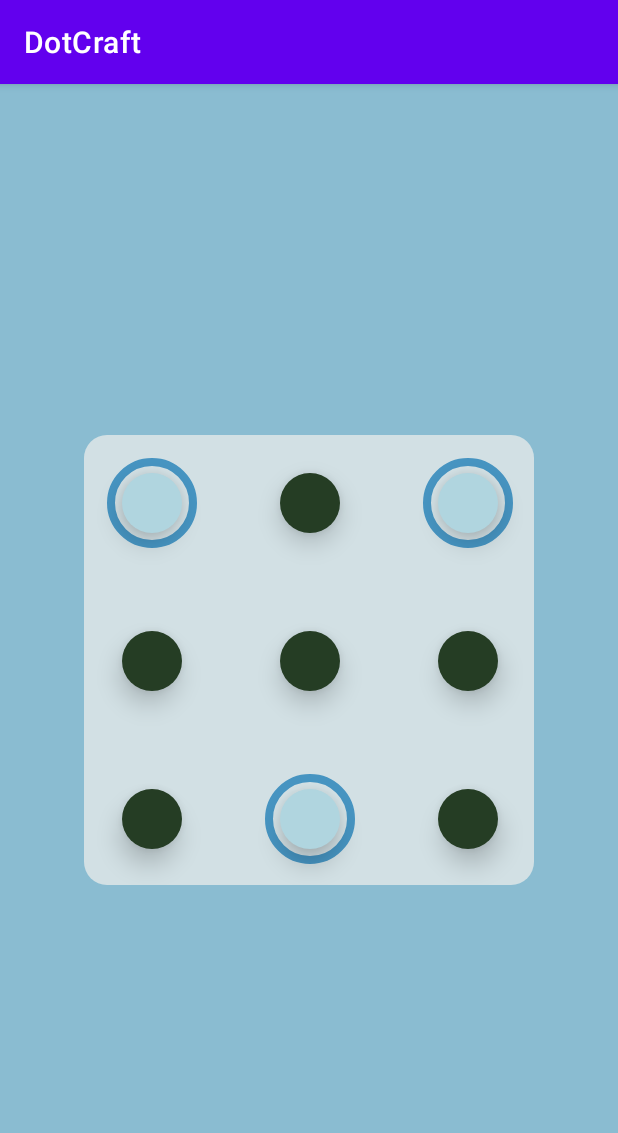
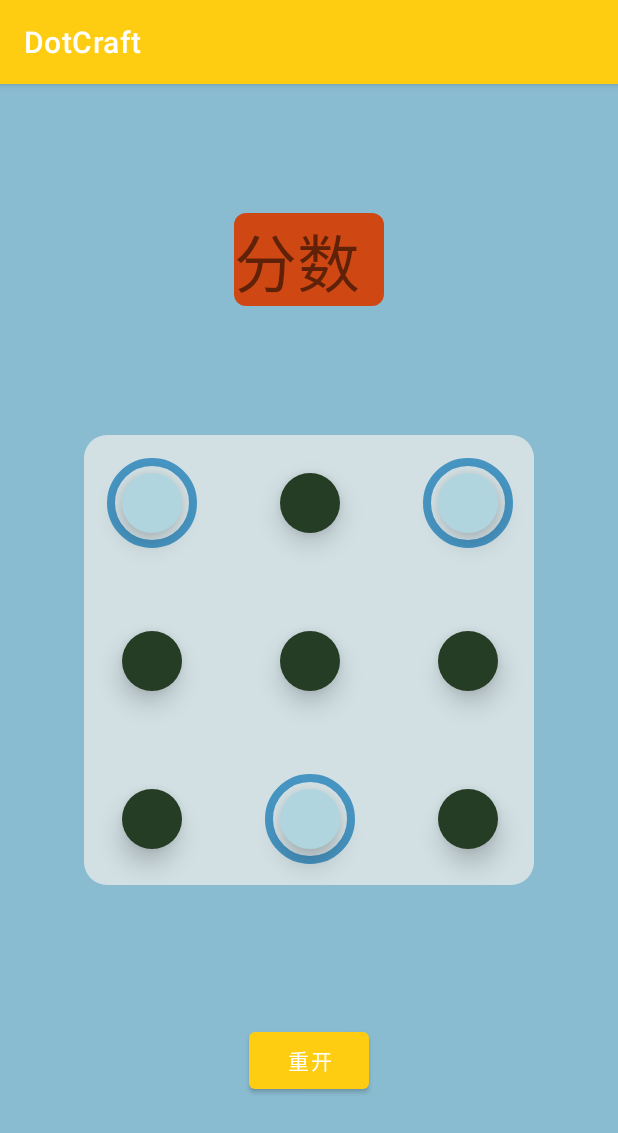
Before and after one commit to XsJim/DotCraft, an Android app: the screen it shows after launch (MainActivity), on a phone screen of 412 x 824 dp. Shown: the top 1133 px of the screen. Run offline under Robolectric (Android 15) with nearby library versions, the phone set to English and light mode, and no system bars.

Commit message:
添加一个重新开始的按钮和一个分数框

```diff
--- a/app/src/main/res/layout/activity_main.xml
+++ b/app/src/main/res/layout/activity_main.xml
@@ -7,7 +7,22 @@
     android:background="#8abcd1"
     tools:context=".MainActivity">
 
+
+
+    <TextView
+        android:layout_width="100dp"
+        android:layout_height="62dp"
+
+        app:layout_constraintLeft_toLeftOf="parent"
+        app:layout_constraintRight_toRightOf="parent"
+        app:layout_constraintTop_toTopOf="parent"
+        app:layout_constraintBottom_toTopOf="@id/table1"
+        android:text="@string/score_chinese"
+        android:autoSizeTextType="uniform"
+        android:background="@drawable/shape_bg_red"/>
+
     <RelativeLayout
+        android:id="@+id/table1"
         android:layout_width="300dp"
         android:layout_height="300dp"
         android:background="@drawable/shape_bg"
@@ -252,5 +267,16 @@
 
     </RelativeLayout>
 
+    <Button
+
+        android:layout_width="80dp"
+        android:layout_height="50dp"
+        android:text="@string/restart_chinese"
+
+        app:layout_constraintLeft_toLeftOf="parent"
+        app:layout_constraintRight_toRightOf="parent"
+        app:layout_constraintBottom_toBottomOf="parent"
+        app:layout_constraintTop_toBottomOf="@id/table1" />
+
 
 </androidx.constraintlayout.widget.ConstraintLayout>
--- a/app/src/main/res/values/colors.xml
+++ b/app/src/main/res/values/colors.xml
@@ -14,4 +14,7 @@
     <color name="deep_blue">#2983bb</color>
     <color name="green">#253d24</color>
     <color name="red">#cf4813</color>
+    <color name="yellow">#fecc11</color>
+    <color name="yellow_mid">#fcc307</color>
+    <color name="yellow_deep">#f9bd10</color>
 </resources>
--- a/app/src/main/res/values/strings.xml
+++ b/app/src/main/res/values/strings.xml
@@ -1,3 +1,5 @@
 <resources>
     <string name="app_name">DotCraft</string>
+    <string name="restart_chinese">重开</string>
+    <string name="score_chinese">分数</string>
 </resources>
--- a/app/src/main/res/values/themes.xml
+++ b/app/src/main/res/values/themes.xml
@@ -2,8 +2,8 @@
     <!-- Base application theme. -->
     <style name="Theme.DotCraft" parent="Theme.MaterialComponents.DayNight.DarkActionBar">
         <!-- Primary brand color. -->
-        <item name="colorPrimary">@color/purple_500</item>
-        <item name="colorPrimaryVariant">@color/purple_700</item>
+        <item name="colorPrimary">@color/yellow</item>
+        <item name="colorPrimaryVariant">@color/yellow_deep</item>
         <item name="colorOnPrimary">@color/white</item>
         <!-- Secondary brand color. -->
         <item name="colorSecondary">@color/teal_200</item>
```
